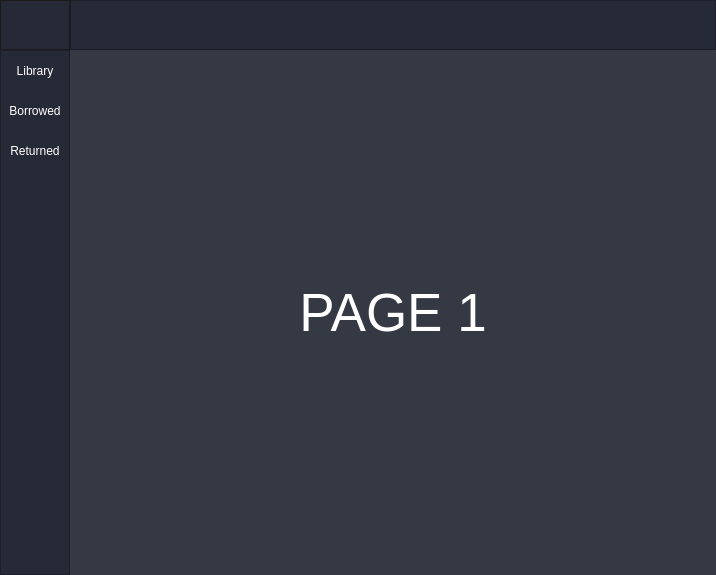
This is Resources/Navigation.ui in kentoroceo/Library-Inventory-System as Qt 5 draws it before an edit. The edited form follows.
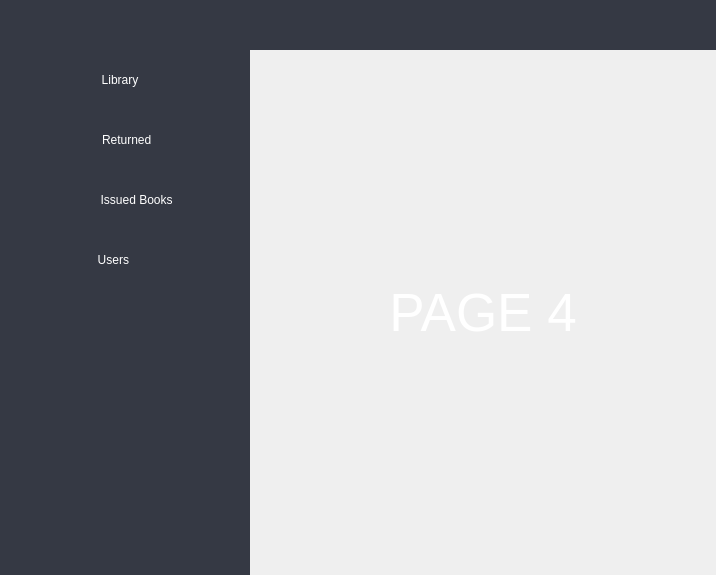
This is the edited form. The open tabs and pages were chosen to show the change. Icons and pictures are not drawn.

What changed in the file:
```diff
--- a/Resources/Navigation.ui
+++ b/Resources/Navigation.ui
@@ -38,7 +38,10 @@
       </size>
      </property>
      <property name="styleSheet">
-      <string notr="true">background-color: rgb(35, 35, 35);</string>
+      <string notr="true">QFrame{
+	border-style:none;
+}
+</string>
      </property>
      <property name="frameShape">
       <enum>QFrame::NoFrame</enum>
@@ -71,14 +74,7 @@
          </size>
         </property>
         <property name="styleSheet">
-         <string notr="true">QPushButton {
-	color: rgb(255, 255, 255);
-	background-color: rgb(38, 42, 54);
-	border: 0px solid;
-}
-QPushButton:hover {
-	background-color: rgb(53, 57, 68);
-}</string>
+         <string notr="true">background-color: rgb(53, 57, 68);</string>
         </property>
         <property name="frameShape">
          <enum>QFrame::StyledPanel</enum>
@@ -111,7 +107,15 @@
             </sizepolicy>
            </property>
            <property name="styleSheet">
-            <string notr="true"/>
+            <string notr="true">QPushButton {
+	border: 0px solid;
+}
+QPushButton:hover {
+	background-color: rgb(38, 42, 54);
+}
+QPushButton:pressed{
+	background-color: rgb(38, 42, 54, 50%);
+}</string>
            </property>
            <property name="text">
             <string/>
@@ -134,7 +138,7 @@
       <item>
        <widget class="QFrame" name="frame_top">
         <property name="styleSheet">
-         <string notr="true">background-color: rgb(38, 42, 54);</string>
+         <string notr="true">background-color: rgb(53, 57, 68);</string>
         </property>
         <property name="frameShape">
          <enum>QFrame::StyledPanel</enum>
@@ -149,6 +153,11 @@
    </item>
    <item>
     <widget class="QFrame" name="Content">
+     <property name="styleSheet">
+      <string notr="true">QFrame{
+	border-style:none;
+}</string>
+     </property>
      <property name="frameShape">
       <enum>QFrame::NoFrame</enum>
      </property>
@@ -175,7 +184,7 @@
        <widget class="QFrame" name="frame_left_menu">
         <property name="minimumSize">
          <size>
-          <width>70</width>
+          <width>250</width>
           <height>0</height>
          </size>
         </property>
@@ -186,7 +195,7 @@
          </size>
         </property>
         <property name="styleSheet">
-         <string notr="true">background-color: rgb(38, 42, 54);</string>
+         <string notr="true">background-color: rgb(53, 57, 68);</string>
         </property>
         <property name="frameShape">
          <enum>QFrame::StyledPanel</enum>
@@ -215,8 +224,10 @@
            <property name="styleSheet">
             <string notr="true">QPushButton {
 	color: rgb(255, 255, 255);
-	background-color: rgb(38, 42, 54);
 	border: 0px solid;
+	height: 60px;
+	text-align: center;
+	font: 12pt &quot;Segoe UI&quot;;
 }
 QPushButton:hover {
 	background-color: rgb(53, 57, 68);
@@ -256,8 +267,18 @@
                <string notr="true"/>
               </property>
               <property name="text">
-               <string>Library</string>
+               <string>       Library          </string>
               </property>
+              <property name="icon">
+               <iconset>
+                <normaloff>Images/Bookshelf.png</normaloff>Images/Bookshelf.png</iconset>
+              </property>
+              <property name="iconSize">
+               <size>
+                <width>30</width>
+                <height>30</height>
+               </size>
+              </property>
              </widget>
             </item>
             <item>
@@ -272,8 +293,18 @@
                <string notr="true"/>
               </property>
               <property name="text">
-               <string>Borrowed</string>
+               <string>       Returned      </string>
               </property>
+              <property name="icon">
+               <iconset>
+                <normaloff>Images/Return.png</normaloff>Images/Return.png</iconset>
+              </property>
+              <property name="iconSize">
+               <size>
+                <width>30</width>
+                <height>30</height>
+               </size>
+              </property>
              </widget>
             </item>
             <item>
@@ -288,7 +319,43 @@
                <string notr="true"/>
               </property>
               <property name="text">
-               <string>Returned</string>
+               <string>       Issued Books</string>
+              </property>
+              <property name="icon">
+               <iconset>
+                <normaloff>Images/Borrow.png</normaloff>Images/Borrow.png</iconset>
+              </property>
+              <property name="iconSize">
+               <size>
+                <width>30</width>
+                <height>30</height>
+               </size>
+              </property>
+             </widget>
+            </item>
+            <item>
+             <widget class="QPushButton" name="users_page">
+              <property name="minimumSize">
+               <size>
+                <width>0</width>
+                <height>40</height>
+               </size>
+              </property>
+              <property name="styleSheet">
+               <string notr="true"/>
+              </property>
+              <property name="text">
+               <string>      Users             </string>
+              </property>
+              <property name="icon">
+               <iconset>
+                <normaloff>Images/Users.png</normaloff>Images/Users.png</iconset>
+              </property>
+              <property name="iconSize">
+               <size>
+                <width>30</width>
+                <height>30</height>
+               </size>
               </property>
              </widget>
             </item>
@@ -301,7 +368,10 @@
       <item>
        <widget class="QFrame" name="frame_pages">
         <property name="styleSheet">
-         <string notr="true">border-style: none;</string>
+         <string notr="true">QFrame{
+	border-style:none;
+}
+</string>
         </property>
         <property name="frameShape">
          <enum>QFrame::StyledPanel</enum>
@@ -328,7 +398,7 @@
          <item>
           <widget class="QStackedWidget" name="stackedWidget">
            <property name="styleSheet">
-            <string notr="true">background-color: rgb(53, 57, 68);</string>
+            <string notr="true"/>
            </property>
            <property name="currentIndex">
             <number>1</number>
@@ -399,6 +469,62 @@
              </item>
             </layout>
            </widget>
+           <widget class="QWidget" name="page_4">
+            <property name="styleSheet">
+             <string notr="true">QLineEdit{
+	background-color:rgb(96, 116, 166);
+	border-color: rgb(96, 116, 166);
+	border-radius:20px;
+	color:white;
+	height: 50px;
+	width: 280px;
+	margin-bottom: 10px;
+	font-size:20px;
+    textMargins: 10px;
+	padding-left: 20px;
+	padding-right:20px;
+}
+
+QPushButton{
+	height: 50px;
+	width: 280px;
+	background-color:rgb(96, 116, 166);
+	color:white;
+	border-color:rgb(96, 116, 166);
+	border-radius:20px;
+	padding-left: 20px;
+	padding-right:20px;
+	font-size:20px;
+}
+
+QPushButton:hover {
+	background-color:rgb(96, 116, 166, 50%);
+}
+QPushButton:pressed {
+  background-color: rgb(53, 57, 68);
+}</string>
+            </property>
+            <layout class="QVBoxLayout" name="verticalLayout_9">
+             <item>
+              <widget class="QLabel" name="label_4">
+               <property name="font">
+                <font>
+                 <pointsize>40</pointsize>
+                </font>
+               </property>
+               <property name="styleSheet">
+                <string notr="true">color: #FFF;</string>
+               </property>
+               <property name="text">
+                <string>PAGE 4</string>
+               </property>
+               <property name="alignment">
+                <set>Qt::AlignCenter</set>
+               </property>
+              </widget>
+             </item>
+            </layout>
+           </widget>
           </widget>
          </item>
         </layout>
```
Left out of the diff: 13 changed lines with no effect on the pictures.
